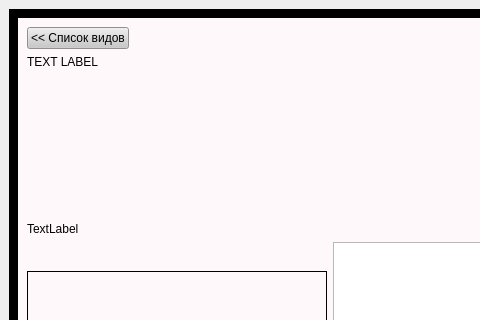
Above: redbook.ui from dpq/gaia before the change; both pictures show x 0 to 480 and y 0 to 320 of the 1022 by 704 pixel window. Below: the same form after it.
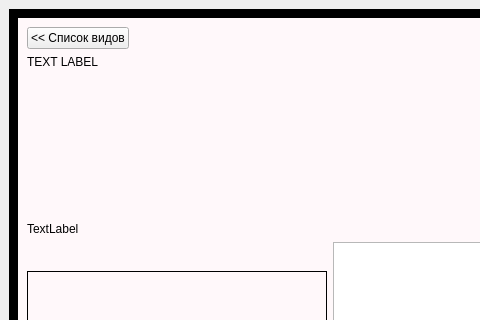
That is the form after the change. The open tabs and pages were chosen to show the change. Icons and pictures are not drawn. Custom widgets are drawn as their Qt base class.

Patch:
```diff
--- a/redbook.ui
+++ b/redbook.ui
@@ -596,10 +596,6 @@
               <layout class="QHBoxLayout" name="_2" >
                <item>
                 <widget class="QPushButton" name="backToListsButton" >
-                 <property name="styleSheet" >
-                  <string notr="true" >background-color: rgb(200, 200, 200);
-color: #000000;</string>
-                 </property>
                  <property name="text" >
                   <string>&lt;&lt; Список видов</string>
                  </property>
```
